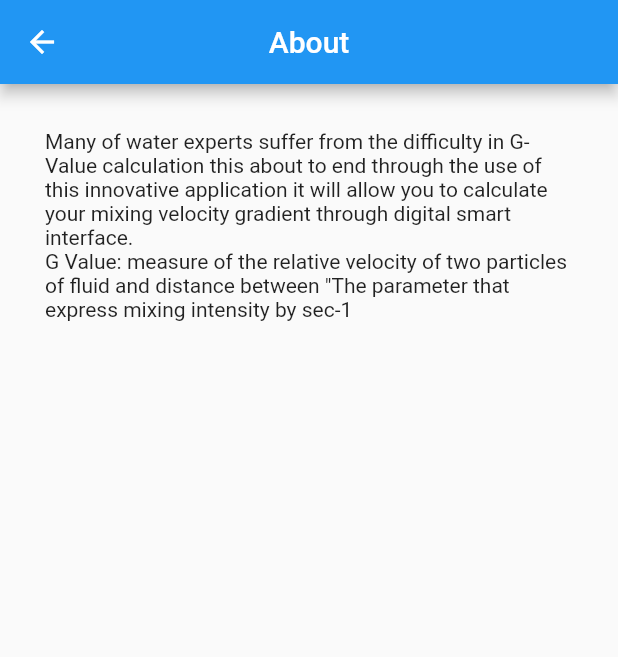
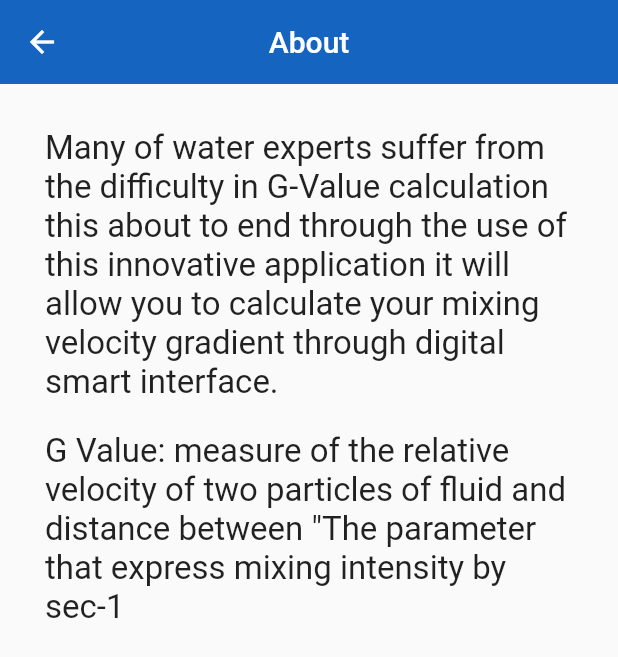
Before and after one commit to aelshamy/GValueCalculator, a Flutter app: the About screen opened directly, on a phone screen of 412 x 824 dp. Shown: the top 657 px of the screen. Run offline on Flutter 3.47's test engine with Material 2 defaults, Android fonts, the phone set to English and light mode, and no system bars.

Commit message:
update about page

```diff
--- a/lib/src/about.dart
+++ b/lib/src/about.dart
@@ -5,20 +5,33 @@ class About extends StatelessWidget {
   Widget build(BuildContext context) {
     return Scaffold(
       appBar: AppBar(
+        backgroundColor: Colors.blue.shade800,
+        elevation: 0.0,
         title: Text('About'),
         centerTitle: true,
       ),
-      body: Container(
+      body: SingleChildScrollView(
         padding: EdgeInsets.all(30.0),
         child: Column(
           children: <Widget>[
             Text(
-                'Many of water experts suffer from the difficulty in G-Value calculation this about to end through the use of this innovative application it will allow you to calculate your mixing velocity gradient through digital smart interface.'),
+              'Many of water experts suffer from the difficulty in G-Value calculation this about to end through the use of this innovative application it will allow you to calculate your mixing velocity gradient through digital smart interface.',
+              style: getTextStyle(),
+            ),
+            Padding(
+              padding: EdgeInsets.only(bottom: 20.0),
+            ),
             Text(
-                'G Value: measure of the relative velocity of two particles of fluid and distance between "The parameter that express mixing intensity by sec-1'),
+              'G Value: measure of the relative velocity of two particles of fluid and distance between "The parameter that express mixing intensity by sec-1',
+              style: getTextStyle(),
+            ),
           ],
         ),
       ),
     );
   }
+
+  TextStyle getTextStyle() {
+    return TextStyle(fontSize: 22.0);
+  }
 }
```
